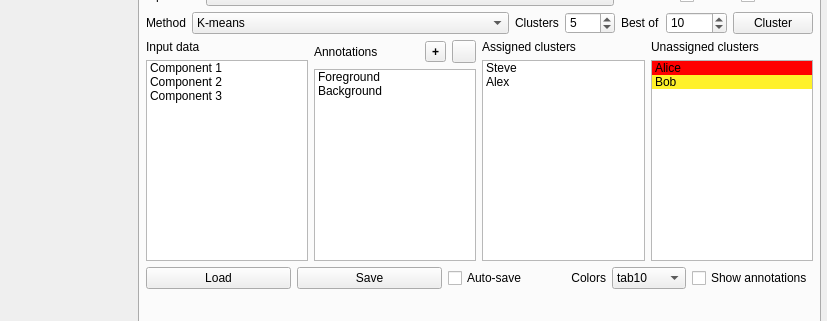
ctroein/octavvs, file octavvs/decomp/decomposition.ui: the form before one commit; both pictures show x 284 to 1111 and y 87 to 408 of the 1111 by 785 pixel window.
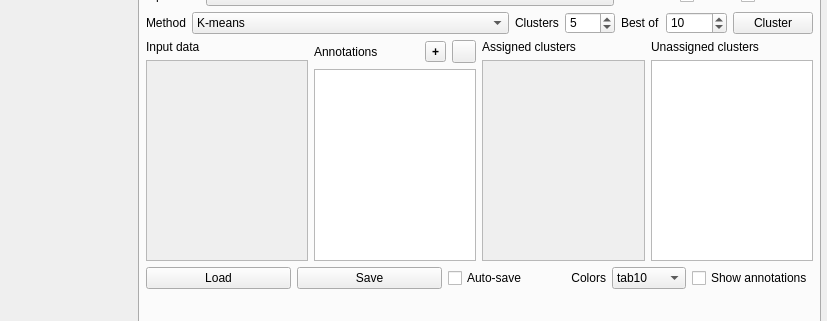
The form after the commit. Icons and pictures are not drawn. Custom widgets are drawn as their Qt base class.

```diff
--- a/octavvs/decomp/decomposition.ui
+++ b/octavvs/decomp/decomposition.ui
@@ -774,24 +774,12 @@
               </item>
               <item>
                <widget class="QListWidget" name="listWidgetClusterInputs">
+                <property name="enabled">
+                 <bool>false</bool>
+                </property>
                 <property name="selectionMode">
                  <enum>QAbstractItemView::MultiSelection</enum>
                 </property>
-                <item>
-                 <property name="text">
-                  <string>Component 1</string>
-                 </property>
-                </item>
-                <item>
-                 <property name="text">
-                  <string>Component 2</string>
-                 </property>
-                </item>
-                <item>
-                 <property name="text">
-                  <string>Component 3</string>
-                 </property>
-                </item>
                </widget>
               </item>
              </layout>
@@ -834,24 +822,7 @@
                </layout>
               </item>
               <item>
-               <widget class="QListWidget" name="listWidgetClusterAnnotations">
-                <item>
-                 <property name="text">
-                  <string>Foreground</string>
-                 </property>
-                 <property name="flags">
-                  <set>ItemIsSelectable|ItemIsEditable|ItemIsDragEnabled|ItemIsUserCheckable|ItemIsEnabled</set>
-                 </property>
-                </item>
-                <item>
-                 <property name="text">
-                  <string>Background</string>
-                 </property>
-                 <property name="flags">
-                  <set>ItemIsSelectable|ItemIsEditable|ItemIsDragEnabled|ItemIsUserCheckable|ItemIsEnabled</set>
-                 </property>
-                </item>
-               </widget>
+               <widget class="QListWidget" name="listWidgetClusterAnnotations"/>
               </item>
              </layout>
             </item>
@@ -866,31 +837,18 @@
               </item>
               <item>
                <widget class="QListWidget" name="listWidgetClusterUsed">
+                <property name="enabled">
+                 <bool>false</bool>
+                </property>
                 <property name="dragDropMode">
                  <enum>QAbstractItemView::DragDrop</enum>
                 </property>
                 <property name="defaultDropAction">
                  <enum>Qt::MoveAction</enum>
                 </property>
-                <item>
-                 <property name="text">
-                  <string>Steve</string>
-                 </property>
-                 <property name="background">
-                  <brush brushstyle="NoBrush">
-                   <color alpha="255">
-                    <red>0</red>
-                    <green>0</green>
-                    <blue>200</blue>
-                   </color>
-                  </brush>
-                 </property>
-                </item>
-                <item>
-                 <property name="text">
-                  <string>Alex</string>
-                 </property>
-                </item>
+                <property name="selectionMode">
+                 <enum>QAbstractItemView::NoSelection</enum>
+                </property>
                </widget>
               </item>
              </layout>
@@ -912,34 +870,9 @@
                 <property name="defaultDropAction">
                  <enum>Qt::MoveAction</enum>
                 </property>
-                <item>
-                 <property name="text">
-                  <string>Alice</string>
-                 </property>
-                 <property name="background">
-                  <brush brushstyle="SolidPattern">
-                   <color alpha="255">
-                    <red>255</red>
-                    <green>0</green>
-                    <blue>0</blue>
-                   </color>
-                  </brush>
-                 </property>
-                </item>
-                <item>
-                 <property name="text">
-                  <string>Bob</string>
-                 </property>
-                 <property name="background">
-                  <brush brushstyle="SolidPattern">
-                   <color alpha="255">
-                    <red>255</red>
-                    <green>241</green>
-                    <blue>42</blue>
-                   </color>
-                  </brush>
-                 </property>
-                </item>
+                <property name="selectionMode">
+                 <enum>QAbstractItemView::NoSelection</enum>
+                </property>
                </widget>
               </item>
              </layout>
```
